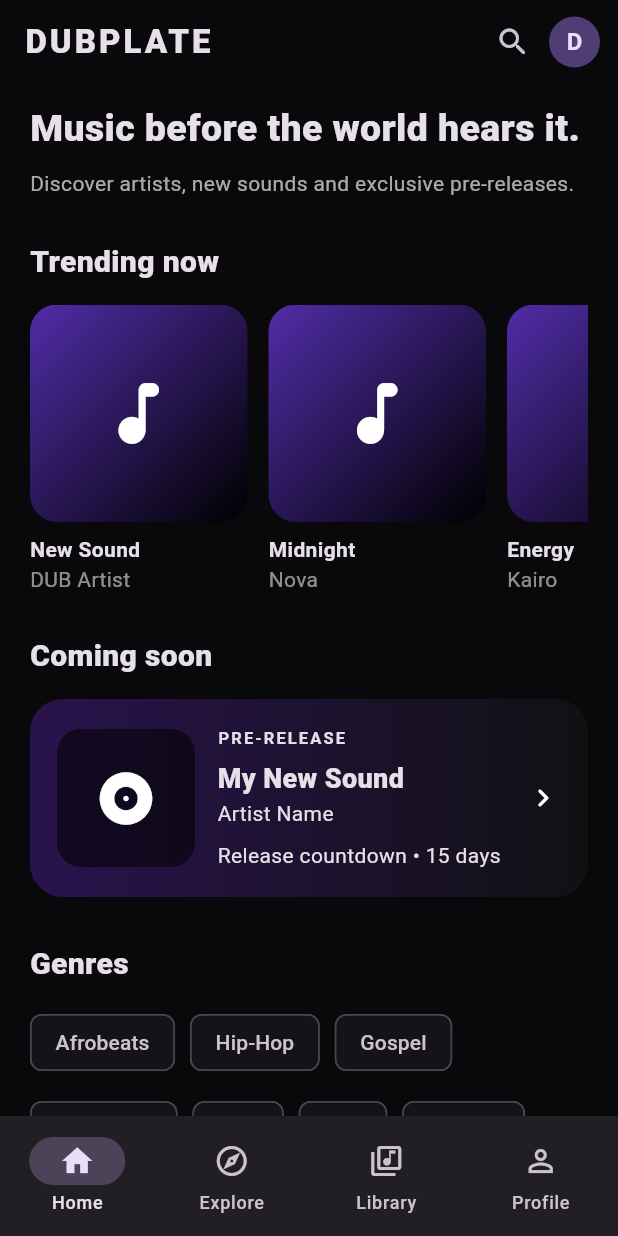
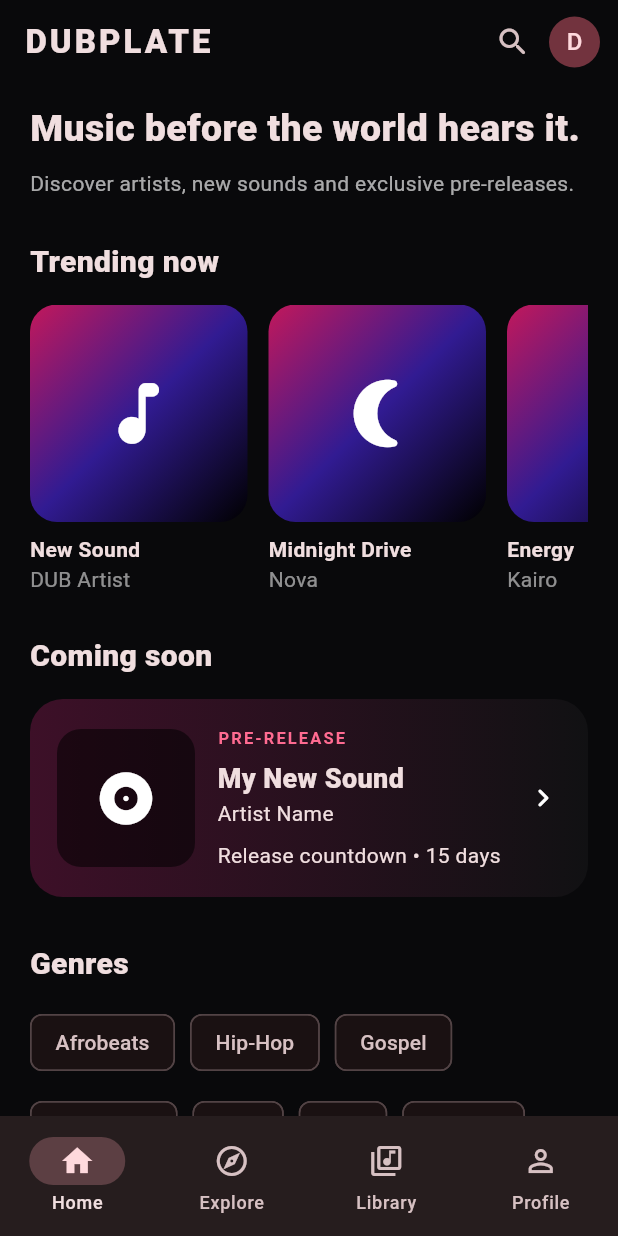
Before and after one commit to adeyemionidajo-bit/debplate, a Flutter app: the screen it shows after launch, on a phone screen of 412 x 824 dp. Run offline on Flutter 3.47's test engine with Material 3 defaults, Android fonts, the phone set to English and light mode, and no system bars.

Commit message:
Build DUBPLATE discovery, navigation and mini-player UI

```diff
--- a/lib/main.dart
+++ b/lib/main.dart
@@ -14,7 +14,7 @@ class DubplateApp extends StatelessWidget {
         brightness: Brightness.dark,
         scaffoldBackgroundColor: const Color(0xFF09090B),
         colorScheme: ColorScheme.fromSeed(
-          seedColor: const Color(0xFF7C3AED),
+          seedColor: const Color(0xFFFF3D71),
           brightness: Brightness.dark,
         ),
         useMaterial3: true,
@@ -24,27 +24,29 @@ class DubplateApp extends StatelessWidget {
   }
 }
 
-class HomePage extends StatelessWidget {
+class HomePage extends StatefulWidget {
   const HomePage({super.key});
+
+  @override
+  State<HomePage> createState() => _HomePageState();
+}
+
+class _HomePageState extends State<HomePage> {
+  int selectedIndex = 0;
+  bool isPlaying = false;
+
+  final titles = ['New Sound', 'Midnight Drive', 'Energy', 'After Rain', 'Lagos Nights'];
+  final artists = ['DUB Artist', 'Nova', 'Kairo', 'Maya', 'The Wave'];
 
   @override
   Widget build(BuildContext context) {
     return Scaffold(
       appBar: AppBar(
         backgroundColor: Colors.transparent,
-        title: const Text(
-          'DUBPLATE',
-          style: TextStyle(fontWeight: FontWeight.w900, letterSpacing: 2),
-        ),
+        title: const Text('DUBPLATE', style: TextStyle(fontWeight: FontWeight.w900, letterSpacing: 2)),
         actions: [
           IconButton(onPressed: () {}, icon: const Icon(Icons.search_rounded)),
-          Padding(
-            padding: const EdgeInsets.only(right: 12),
-            child: CircleAvatar(
-              radius: 17,
-              child: Text('D', style: TextStyle(fontWeight: FontWeight.bold)),
-            ),
-          ),
+          const Padding(padding: EdgeInsets.only(right: 12), child: CircleAvatar(radius: 17, child: Text('D'))),
         ],
       ),
       body: ListView(
@@ -60,15 +62,21 @@ class HomePage extends StatelessWidget {
             height: 190,
             child: ListView.separated(
               scrollDirection: Axis.horizontal,
-              itemCount: 5,
+              itemCount: titles.length,
               separatorBuilder: (_, __) => const SizedBox(width: 14),
-              itemBuilder: (_, i) => MusicCard(index: i),
+              itemBuilder: (_, i) => GestureDetector(
+                onTap: () => setState(() => isPlaying = true),
+                child: MusicCard(title: titles[i], artist: artists[i], index: i),
+              ),
             ),
           ),
           const SizedBox(height: 30),
           const SectionTitle('Coming soon'),
           const SizedBox(height: 14),
-          const PreReleaseCard(),
+          GestureDetector(
+            onTap: () => setState(() => isPlaying = true),
+            child: const PreReleaseCard(),
+          ),
           const SizedBox(height: 30),
           const SectionTitle('Genres'),
           const SizedBox(height: 14),
@@ -81,13 +89,32 @@ class HomePage extends StatelessWidget {
           ),
         ],
       ),
-      bottomNavigationBar: NavigationBar(
-        selectedIndex: 0,
-        destinations: const [
-          NavigationDestination(icon: Icon(Icons.home_outlined), selectedIcon: Icon(Icons.home), label: 'Home'),
-          NavigationDestination(icon: Icon(Icons.explore_outlined), selectedIcon: Icon(Icons.explore), label: 'Explore'),
-          NavigationDestination(icon: Icon(Icons.library_music_outlined), selectedIcon: Icon(Icons.library_music), label: 'Library'),
-          NavigationDestination(icon: Icon(Icons.person_outline), selectedIcon: Icon(Icons.person), label: 'Profile'),
+      bottomNavigationBar: Column(
+        mainAxisSize: MainAxisSize.min,
+        children: [
+          if (isPlaying)
+            Container(
+              margin: const EdgeInsets.symmetric(horizontal: 10, vertical: 6),
+              padding: const EdgeInsets.symmetric(horizontal: 10, vertical: 6),
+              decoration: BoxDecoration(color: const Color(0xFF1A1A1D), borderRadius: BorderRadius.circular(15)),
+              child: Row(children: [
+                const Icon(Icons.album_rounded, size: 38),
+                const SizedBox(width: 10),
+                const Expanded(child: Column(crossAxisAlignment: CrossAxisAlignment.start, children: [Text('Midnight Drive', style: TextStyle(fontWeight: FontWeight.bold)), Text('Nova', style: TextStyle(color: Colors.white54, fontSize: 11))])),
+                IconButton(onPressed: () => setState(() => isPlaying = !isPlaying), icon: Icon(isPlaying ? Icons.pause_circle_filled : Icons.play_circle_fill)),
+                IconButton(onPressed: () {}, icon: const Icon(Icons.skip_next)),
+              ]),
+            ),
+          NavigationBar(
+            selectedIndex: selectedIndex,
+            onDestinationSelected: (index) => setState(() => selectedIndex = index),
+            destinations: const [
+              NavigationDestination(icon: Icon(Icons.home_outlined), selectedIcon: Icon(Icons.home), label: 'Home'),
+              NavigationDestination(icon: Icon(Icons.explore_outlined), selectedIcon: Icon(Icons.explore), label: 'Explore'),
+              NavigationDestination(icon: Icon(Icons.library_music_outlined), selectedIcon: Icon(Icons.library_music), label: 'Library'),
+              NavigationDestination(icon: Icon(Icons.person_outline), selectedIcon: Icon(Icons.person), label: 'Profile'),
+            ],
+          ),
         ],
       ),
     );
@@ -102,12 +129,14 @@ class SectionTitle extends StatelessWidget {
 }
 
 class MusicCard extends StatelessWidget {
+  final String title;
+  final String artist;
   final int index;
-  const MusicCard({required this.index, super.key});
+  const MusicCard({required this.title, required this.artist, required this.index, super.key});
+
   @override
   Widget build(BuildContext context) {
-    final titles = ['New Sound', 'Midnight', 'Energy', 'After Rain', 'Lagos Nights'];
-    final artists = ['DUB Artist', 'Nova', 'Kairo', 'Maya', 'The Wave'];
+    final icons = [Icons.music_note_rounded, Icons.nightlight_round, Icons.bolt_rounded, Icons.water_drop_rounded, Icons.location_city_rounded];
     return SizedBox(
       width: 145,
       child: Column(crossAxisAlignment: CrossAxisAlignment.start, children: [
@@ -115,13 +144,13 @@ class MusicCard extends StatelessWidget {
           height: 145,
           decoration: BoxDecoration(
             borderRadius: BorderRadius.circular(18),
-            gradient: LinearGradient(begin: Alignment.topLeft, end: Alignment.bottomRight, colors: [Colors.deepPurple.shade700, Colors.black]),
+            gradient: LinearGradient(begin: Alignment.topLeft, end: Alignment.bottomRight, colors: [Colors.pink.shade700, Colors.deepPurple.shade900, Colors.black]),
           ),
-          child: const Center(child: Icon(Icons.music_note_rounded, size: 54)),
+          child: Center(child: Icon(icons[index], size: 54)),
         ),
         const SizedBox(height: 8),
-        Text(titles[index], maxLines: 1, overflow: TextOverflow.ellipsis, style: const TextStyle(fontWeight: FontWeight.bold)),
-        Text(artists[index], style: TextStyle(color: Colors.white.withOpacity(.55))),
+        Text(title, maxLines: 1, overflow: TextOverflow.ellipsis, style: const TextStyle(fontWeight: FontWeight.bold)),
+        Text(artist, style: TextStyle(color: Colors.white.withOpacity(.55))),
       ]),
     );
   }
@@ -129,23 +158,24 @@ class MusicCard extends StatelessWidget {
 
 class PreReleaseCard extends StatelessWidget {
   const PreReleaseCard({super.key});
+
   @override
   Widget build(BuildContext context) {
     return Container(
       padding: const EdgeInsets.all(18),
-      decoration: BoxDecoration(borderRadius: BorderRadius.circular(22), gradient: const LinearGradient(colors: [Color(0xFF29134D), Color(0xFF111113)])),
+      decoration: BoxDecoration(borderRadius: BorderRadius.circular(22), gradient: const LinearGradient(colors: [Color(0xFF3D1028), Color(0xFF111113)])),
       child: Row(children: [
         Container(width: 92, height: 92, decoration: BoxDecoration(borderRadius: BorderRadius.circular(16), color: Colors.black54), child: const Icon(Icons.album_rounded, size: 42)),
         const SizedBox(width: 15),
         const Expanded(child: Column(crossAxisAlignment: CrossAxisAlignment.start, children: [
-          Text('PRE-RELEASE', style: TextStyle(fontSize: 11, fontWeight: FontWeight.bold, letterSpacing: 1.4)),
+          Text('PRE-RELEASE', style: TextStyle(fontSize: 11, fontWeight: FontWeight.bold, letterSpacing: 1.4, color: Color(0xFFFF6B91))),
           SizedBox(height: 6),
           Text('My New Sound', style: TextStyle(fontSize: 18, fontWeight: FontWeight.w800)),
           Text('Artist Name'),
           SizedBox(height: 8),
           Text('Release countdown • 15 days'),
         ])),
-        Icon(Icons.chevron_right_rounded),
+        const Icon(Icons.chevron_right_rounded),
       ]),
     );
   }
```
